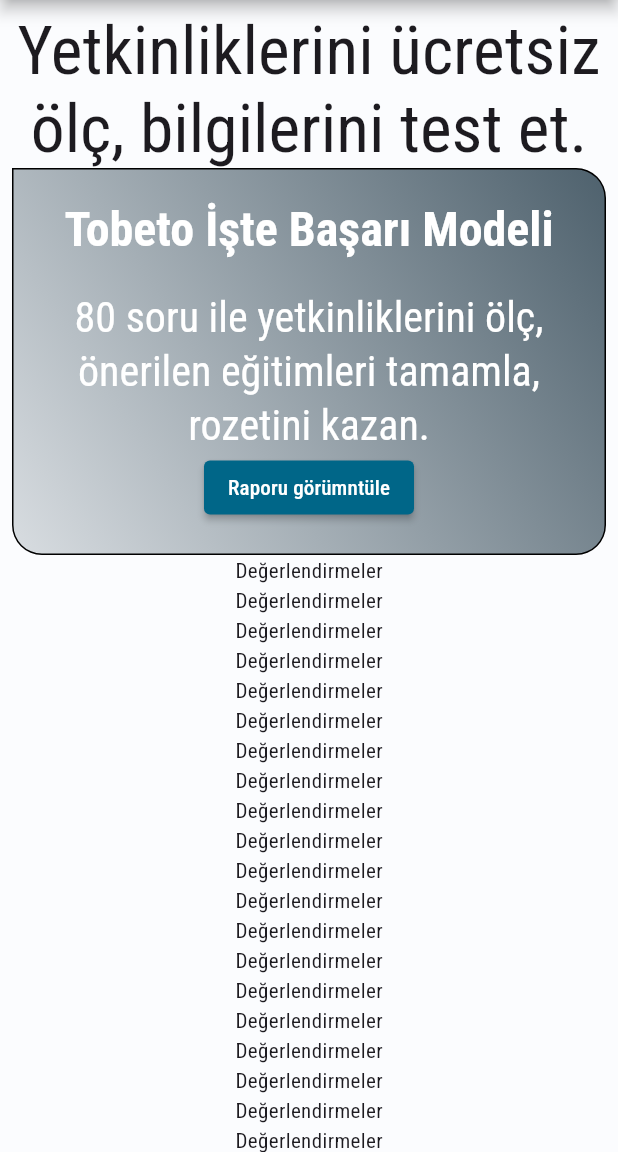
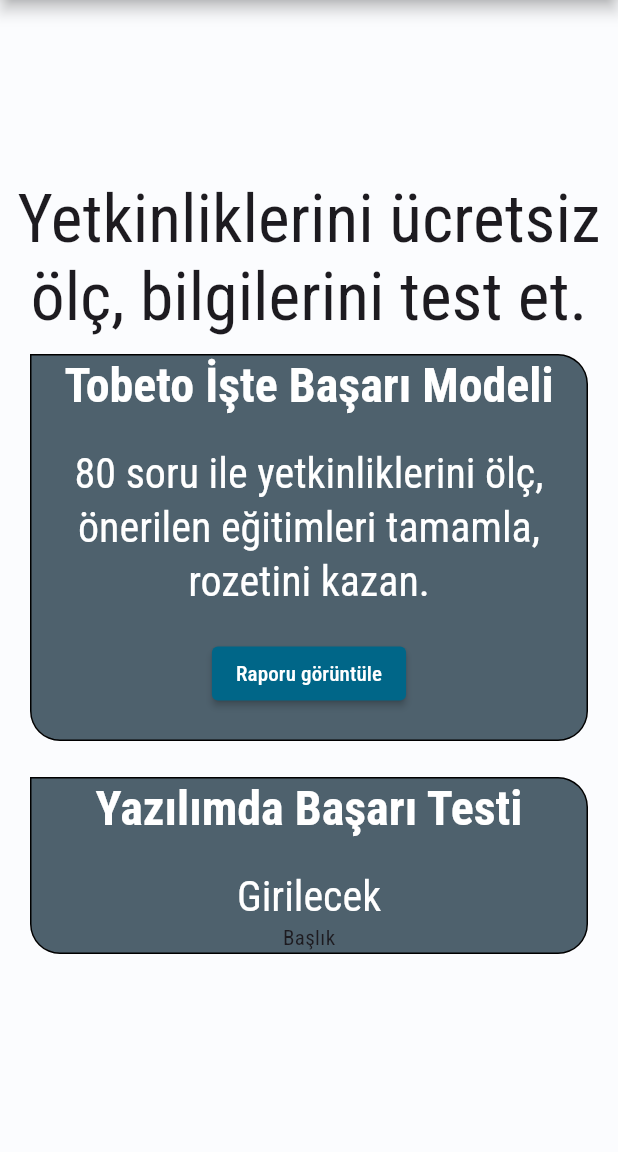
Before and after one commit to umutatakul/Tobeto_LMS_Project, a Flutter app: the ReviewScreen screen opened directly, on a phone screen of 412 x 824 dp, the part 84-1236 px from its top. Run offline on Flutter 3.47's test engine with Material 3 defaults, Android fonts, the phone set to English and light mode, and no system bars; our stand-ins replace animated_background, flutter_heatmap_calendar, flutter_rating_bar, flutter_svg, font_awesome_flutter, google_fonts and 2 more.

Commit message:
ikinci container örneği giridli. Kısmen oopleştirilmeye çalışındı.

```diff
--- a/tobeto_lms_project/lib/constants/strings/review_screen_strings.dart
+++ b/tobeto_lms_project/lib/constants/strings/review_screen_strings.dart
@@ -1,6 +1,8 @@
 class ReviewScreenStirngs {
   //TODO böyle mi (hocanın tarif ettiği gibi constlar büyük harfle ya da diğer taraflarda yaptığımız gibi),
   //normal değişken olarak atayarak mı kullanıcaz?
+  //Appbar
+  final appBarTitle = "Değerlendirmeler";
 
   ///Header
   static const titleOne = "Yetkinliklerini ücretsiz ölç, bilgilerini test et.";
--- a/tobeto_lms_project/lib/main.dart
+++ b/tobeto_lms_project/lib/main.dart
@@ -4,6 +4,7 @@ import 'package:tobeto_lms_project/screens/calendar_screen.dart';
 import 'package:tobeto_lms_project/screens/catalogue_screen.dart';
 import 'package:tobeto_lms_project/screens/home_screen.dart';
 import 'package:tobeto_lms_project/screens/profile_screen.dart';
+import 'package:tobeto_lms_project/screens/review_screen.dart';
 import 'package:tobeto_lms_project/theme/custom_theme.dart';
 
 void main() {
@@ -56,12 +57,13 @@ class TobetoApp extends StatelessWidget {
       //Named Route-Routing eklendiği yer
       initialRoute: '/',
       routes: {
-        '/': (context) => ProfileScreen(),
+        '/': (context) => ReviewScreen(),
         //LoginScreen(),
         '/home': (context) => const HomeScreen(),
         '/profile': (context) => ProfileScreen(),
         '/catalogue': (context) => const CatalogueScreen(),
-        '/calendar': (context) => const CalendarScreen()
+        '/calendar': (context) => const CalendarScreen(),
+        //'/review': (context) => ReviewScreen(),
       },
 
       //home: const MyHomePage(),
--- a/tobeto_lms_project/lib/screens/review_screen.dart
+++ b/tobeto_lms_project/lib/screens/review_screen.dart
@@ -3,8 +3,9 @@ import 'package:tobeto_lms_project/constants/colors/colors_of_review_screen.dart
 import 'package:tobeto_lms_project/constants/strings/review_screen_strings.dart';
 import 'package:tobeto_lms_project/widgets/custom_app_bar_widget.dart';
 import 'package:tobeto_lms_project/widgets/custom_drawer.dart';
-import 'package:tobeto_lms_project/widgets/review_widgets/custom_container_review.dart';
+import 'package:tobeto_lms_project/widgets/review_widgets/first_container_field.dart';
 import 'package:tobeto_lms_project/widgets/review_widgets/header_field_review.dart';
+import 'package:tobeto_lms_project/widgets/review_widgets/second_container_field.dart';
 
 class ReviewScreen extends StatelessWidget {
   ReviewScreen({super.key});
@@ -15,95 +16,16 @@ class ReviewScreen extends StatelessWidget {
   Widget build(BuildContext context) {
     return Scaffold(
       drawer: CustomDrawer(),
-      appBar: const CustomAppBarWidget(appBarTitle: "Değerlendirmeler"),
+      appBar: CustomAppBarWidget(appBarTitle: _strings.appBarTitle),
       body: Center(
         child: SingleChildScrollView(
           child: Padding(
             padding: const EdgeInsets.all(8.0),
             child: Column(
               children: [
-                HeaderReview(),
-                CustomContainerReview(
-                  backgroundColor:
-                      _customColors.firstContainerBackgroundColor(context),
-                  body: Padding(
-                    padding: const EdgeInsets.all(20.0),
-                    child: Column(
-                      children: [
-                        Text(
-                          _strings.titleTwo,
-                          style: Theme.of(context)
-                              .textTheme
-                              .headlineLarge!
-                              .copyWith(
-                                  color:
-                                      _customColors.containertextColor(context),
-                                  fontWeight: FontWeight.bold),
-                        ),
-                        const SizedBox(
-                          height: 20,
-                        ),
-                        Text(_strings.subStringOne,
-                            style: Theme.of(context)
-                                .textTheme
-                                .headlineMedium!
-                                .copyWith(
-                                  color:
-                                      _customColors.containertextColor(context),
-                                ),
-                            textAlign: TextAlign.center),
-                        ElevatedButton(
-                            onPressed: () {}, child: Text("Raporu görümntüle"))
-                      ],
-                    ),
-                  ),
-                ),
-                Text("Değerlendirmeler"),
-                Text("Değerlendirmeler"),
-                Text("Değerlendirmeler"),
-                Text("Değerlendirmeler"),
-                Text("Değerlendirmeler"),
-                Text("Değerlendirmeler"),
-                Text("Değerlendirmeler"),
-                Text("Değerlendirmeler"),
-                Text("Değerlendirmeler"),
-                Text("Değerlendirmeler"),
-                Text("Değerlendirmeler"),
-                Text("Değerlendirmeler"),
-                Text("Değerlendirmeler"),
-                Text("Değerlendirmeler"),
-                Text("Değerlendirmeler"),
-                Text("Değerlendirmeler"),
-                Text("Değerlendirmeler"),
-                Text("Değerlendirmeler"),
-                Text("Değerlendirmeler"),
-                Text("Değerlendirmeler"),
-                Text("Değerlendirmeler"),
-                Text("Değerlendirmeler"),
-                Text("Değerlendirmeler"),
-                Text("Değerlendirmeler"),
-                Text("Değerlendirmeler"),
-                Text("Değerlendirmeler"),
-                Text("Değerlendirmeler"),
-                Text("Değerlendirmeler"),
-                Text("Değerlendirmeler"),
-                Text("Değerlendirmeler"),
-                Text("Değerlendirmeler"),
-                Text("Değerlendirmeler"),
-                Text("Değerlendirmeler"),
-                Text("Değerlendirmeler"),
-                Text("Değerlendirmeler"),
-                Text("Değerlendirmeler"),
-                Text("Değerlendirmeler"),
-                Text("Değerlendirmeler"),
-                Text("Değerlendirmeler"),
-                Text("Değerlendirmeler"),
-                Text("Değerlendirmeler"),
-                Text("Değerlendirmeler"),
-                Text("Değerlendirmeler"),
-                Text("Değerlendirmeler"),
-                Text("Değerlendirmeler"),
-                Text("Değerlendirmeler1"),
+                const HeaderReview(),
+                FirstContainerField(),
+                SecondContainerField(),
               ],
             ),
           ),
--- a/tobeto_lms_project/lib/widgets/review_widgets/custom_container_review.dart
+++ b/tobeto_lms_project/lib/widgets/review_widgets/custom_container_review.dart
@@ -1,26 +1,34 @@
 import 'package:flutter/material.dart';
+import 'package:tobeto_lms_project/constants/colors/colors_of_review_screen.dart';
 
 class CustomContainerReview extends StatelessWidget {
-  const CustomContainerReview(
-      {Key? key, required this.body, required this.backgroundColor})
+  CustomContainerReview(
+      {Key? key,
+      required this.body,
+      required this.gradientColorFirst,
+      required this.titleString,
+      required this.bodyString})
       : super(key: key);
   final Widget body;
   final double borderRadius = 20;
-
-  final Color backgroundColor;
+  final double marginValue = 12;
+  final Color gradientColorFirst;
+  final String titleString;
+  final String bodyString;
+  final _customColors = ColorsOfReviewScreen();
 
   @override
   Widget build(BuildContext context) {
     return Container(
       alignment: Alignment.center,
       width: double.infinity,
+      margin: EdgeInsets.all(marginValue),
       decoration: BoxDecoration(
         gradient: LinearGradient(
-          colors: [backgroundColor.withOpacity(0.2), backgroundColor],
+          colors: [gradientColorFirst, gradientColorFirst],
           begin: Alignment.bottomLeft,
           end: Alignment.topRight,
         ),
-        color: backgroundColor,
         border: Border.all(),
         borderRadius: BorderRadius.only(
           bottomLeft: Radius.circular(borderRadius),
@@ -28,7 +36,29 @@ class CustomContainerReview extends StatelessWidget {
           topRight: Radius.circular(borderRadius),
         ),
       ),
-      child: body,
+      child: Column(
+        children: [
+          //Hepsinde başlık ve colum düzeni var diye buraya koydum
+          Text(
+            titleString,
+            style: Theme.of(context).textTheme.headlineLarge!.copyWith(
+                color: _customColors.containertextColor(context),
+                fontWeight: FontWeight.bold),
+            textAlign: TextAlign.center,
+          ),
+          const SizedBox(
+            height: 20,
+          ),
+          //Text Alanını da aldım
+          Text(bodyString,
+              style: Theme.of(context).textTheme.headlineMedium!.copyWith(
+                    color: _customColors.containertextColor(context),
+                  ),
+              textAlign: TextAlign.center),
+          //Burası kulalncının zorunlu olarka gireceği boddy alanı
+          body,
+        ],
+      ),
     );
   }
 }
--- /dev/null
+++ b/tobeto_lms_project/lib/widgets/review_widgets/first_container_field.dart
@@ -0,0 +1,29 @@
+import 'package:flutter/material.dart';
+import 'package:tobeto_lms_project/constants/colors/colors_of_review_screen.dart';
+import 'package:tobeto_lms_project/constants/strings/review_screen_strings.dart';
+import 'package:tobeto_lms_project/widgets/review_widgets/custom_container_review.dart';
+
+class FirstContainerField extends StatelessWidget {
+  FirstContainerField({Key? key}) : super(key: key);
+
+  final _customColors = ColorsOfReviewScreen();
+  final _strings = ReviewScreenStirngs();
+
+  @override
+  Widget build(BuildContext context) {
+    return CustomContainerReview(
+      gradientColorFirst: _customColors.firstContainerBackgroundColor(context),
+      body: Padding(
+        padding: const EdgeInsets.all(20.0),
+        child: Column(
+          children: [
+            ElevatedButton(
+                onPressed: () {}, child: const Text("Raporu görüntüle"))
+          ],
+        ),
+      ),
+      titleString: _strings.titleTwo,
+      bodyString: _strings.subStringOne,
+    );
+  }
+}
--- /dev/null
+++ b/tobeto_lms_project/lib/widgets/review_widgets/second_container_field.dart
@@ -0,0 +1,20 @@
+import 'package:flutter/material.dart';
+import 'package:tobeto_lms_project/constants/colors/colors_of_review_screen.dart';
+import 'package:tobeto_lms_project/constants/strings/review_screen_strings.dart';
+import 'package:tobeto_lms_project/widgets/review_widgets/custom_container_review.dart';
+
+class SecondContainerField extends StatelessWidget {
+  SecondContainerField({Key? key}) : super(key: key);
+  final _strings = ReviewScreenStirngs();
+  final _colors = ColorsOfReviewScreen();
+
+  @override
+  Widget build(BuildContext context) {
+    return CustomContainerReview(
+      body: const Text("Başlık"),
+      gradientColorFirst: _colors.firstContainerBackgroundColor(context),
+      titleString: 'Yazılımda Başarı Testi',
+      bodyString: "Girilecek",
+    );
+  }
+}
```
